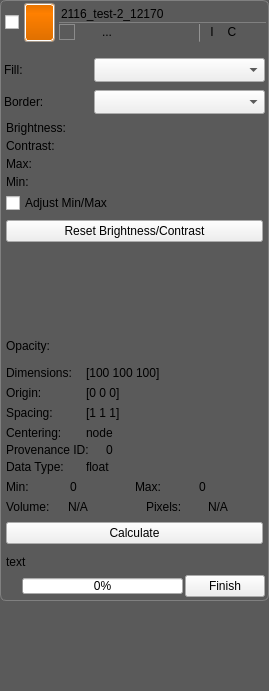
Qt form src/Interface/Application/LayerWidget.ui (jessdtate/Seg3D) before a commit.
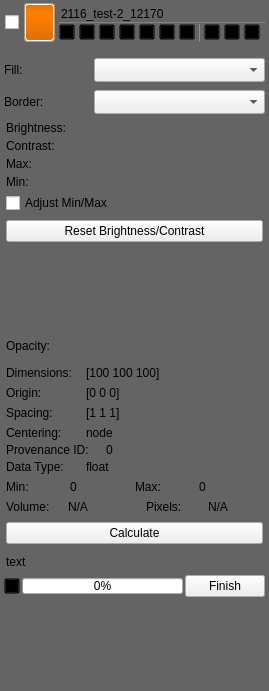
The same form after that commit. Icons and pictures are not drawn. Custom widgets are drawn as their Qt base class.

The edit to the form file:
```diff
--- a/src/Interface/Application/LayerWidget.ui
+++ b/src/Interface/Application/LayerWidget.ui
@@ -18,7 +18,7 @@
   </property>
   <property name="styleSheet">
    <string notr="true">QWidget#background_{
-	background-color: rgb( 90, 90, 90 );
+	background-color: rgb( 100, 100, 100 );
 }
 
 QLabel#facade_widget_{
@@ -31,7 +31,6 @@
 
 QWidget#base_{
 	background-color: qlineargradient(spread:pad, x1:0.5, y1:0, x2:0.5, y2:0.960227, stop:0 rgba(211, 211, 211, 255), stop:0.155779 rgba(225, 225, 225, 255), 				stop:1 rgba(194, 194, 194, 255));
-	border: 1px solid gray;
 border-radius: 6px;
 }
 
@@ -40,7 +39,7 @@
 }
 
 QToolButton#viewer_0_button_{
-	border: 2px solid rgb( 90, 90, 90 );
+	border: 2px solid rgb( 100, 100, 100 );
 	border-radius: 3px;
 }
 
@@ -50,7 +49,7 @@
 
 
 QToolButton#viewer_1_button_{
-	border: 1px solid rgb( 90, 90, 90 );
+	border: 1px solid rgb( 100, 100, 100 );
 	border-radius: 3px;
 }
 
@@ -60,7 +59,7 @@
 
 
 QToolButton#viewer_2_button_{
-	border: 1px solid rgb( 90, 90, 90 );
+	border: 1px solid rgb( 100, 100, 100 );
 	border-radius: 3px;
 }
 
@@ -69,7 +68,7 @@
 }
 
 QToolButton#viewer_3_button_{
-	border: 1px solid rgb( 90, 90, 90 );
+	border: 1px solid rgb( 100, 100, 100 );
 	border-radius: 3px;
 }
 
@@ -78,7 +77,7 @@
 }
 
 QToolButton#viewer_4_button_{
-	border: 1px solid rgb( 90, 90, 90 );
+	border: 1px solid rgb( 100, 100, 100 );
 	border-radius: 3px;
 }
 
@@ -87,7 +86,7 @@
 }
 
 QToolButton#viewer_5_button_{
-	border: 1px solid rgb( 90, 90, 90 );
+	border: 1px solid rgb( 100, 100, 100 );
 	border-radius: 3px;
 }
 
@@ -120,7 +119,6 @@
 
 QToolButton{
 	background-color: rgba(0, 0, 0, 0);
-	border: 1px solid rgba(0, 0, 0, 0);
 }
 QToolButton:hover{
 	background-color: rgba( 0, 0, 0, 30 );
@@ -132,7 +130,6 @@
 }
 QToolButton:checked{
 	background-color: rgba(0, 0, 0, 0);
-	border: 1px solid rgb(139, 139, 139);
 	margin:0;
 }
 
```
Left out of the diff: 1 changed line with no effect on the pictures.
